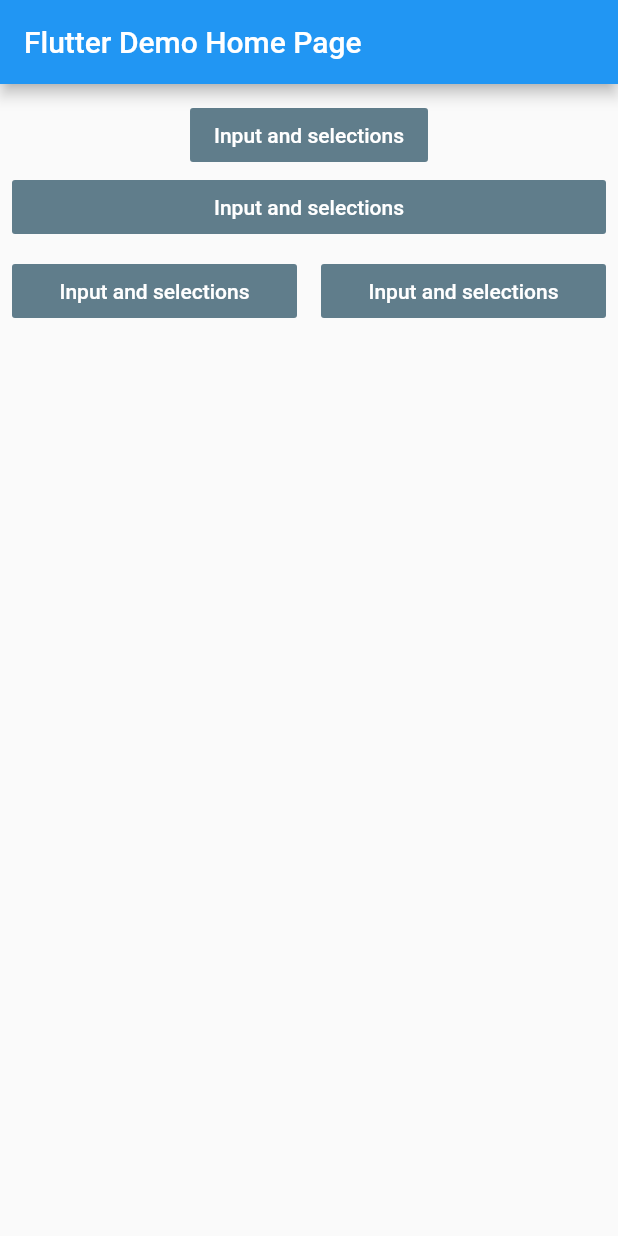
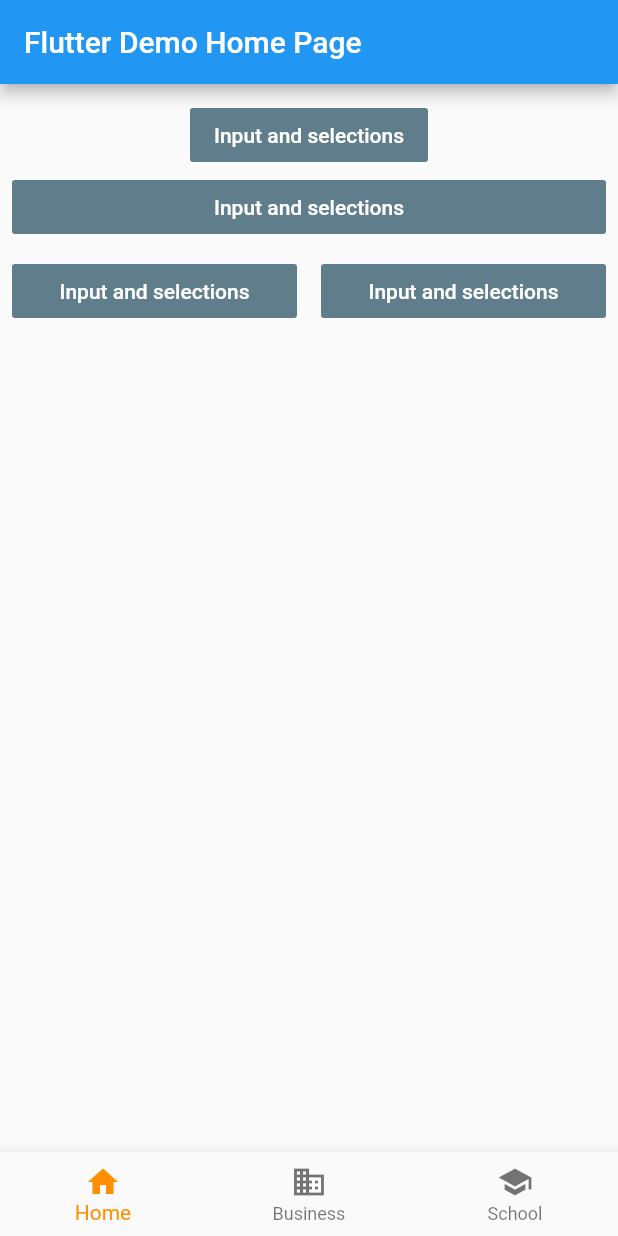
Before and after one commit to mpa19/tutorial_tfg, a Flutter app: the screen it shows after launch, on a phone screen of 412 x 824 dp. Run offline on Flutter 3.47's test engine with Material 2 defaults, Android fonts, the phone set to English and light mode, and no system bars.

```diff
--- a/lib/imageScreen.dart
+++ b/lib/imageScreen.dart
@@ -12,11 +12,12 @@ class _inputScreenState extends State<inputScreen>{
   @override
   Widget build(BuildContext context) {
     return Scaffold(
-        appBar: AppBar(
+        /*appBar: AppBar(
         // Here we take the value from the MyHomePage object that was created by
         // the App.build method, and use it to set our appbar title.
           title: Text("Input and selections"),
-        ),
+        ),*/
+      body: Text("Input and selections")
     );
   }
 }
--- a/lib/main.dart
+++ b/lib/main.dart
@@ -1,5 +1,6 @@
 import 'package:flutter/material.dart';
 import 'package:tutorial_tfg/imageScreen.dart';
+import 'package:tutorial_tfg/otherScreen.dart';
 
 void main() {
   runApp(MyApp());
@@ -30,6 +31,21 @@ class MyHomePage extends StatefulWidget {
 }
 
 class _MyHomePageState extends State<MyHomePage> {
+  int _selectedIndex = 0;
+  Widget callPage(int selectedIndex) {
+    switch (selectedIndex) {
+      case 0: return otherScreen();
+      case 1: return inputScreen();
+        break;
+      default: return otherScreen();
+    }
+  }
+
+  void _onItemTapped(int index) {
+    setState(() {
+      _selectedIndex = index;
+    });
+  }
 
   @override
   Widget build(BuildContext context) {
@@ -39,7 +55,32 @@ class _MyHomePageState extends State<MyHomePage> {
         // the App.build method, and use it to set our appbar title.
         title: Text(widget.title),
       ),
-      body : Column(
+        body: callPage(_selectedIndex),
+        bottomNavigationBar: BottomNavigationBar(
+          items: const <BottomNavigationBarItem>[
+              BottomNavigationBarItem(
+                icon: Icon(Icons.home),
+                title: Text('Home'),
+              ),
+              BottomNavigationBarItem(
+                icon: Icon(Icons.business),
+                title: Text('Business'),
+              ),
+              BottomNavigationBarItem(
+                icon: Icon(Icons.school),
+                title: Text('School'),
+              ),
+          ],
+          currentIndex: _selectedIndex,
+          selectedItemColor: Colors.amber[800],
+          onTap: _onItemTapped,
+        ),
+    );
+  }
+}
+
+/*
+* Column(
         children: <Widget>[
           SizedBox(height: 10),
 
@@ -129,22 +170,5 @@ class _MyHomePageState extends State<MyHomePage> {
               ],
           )
         ]
-      )
-    );
-  }
-}
- /* ButtonTheme(
-        buttonColor: Color(0xFF031e39),
-        minWidth: double.infinity,
-        child: FlatButton(
-          color: Colors.blueGrey, //Color(0xFF81A483),
-          onPressed: () {
-            Navigator.push(context, MaterialPageRoute(
-                builder: (context) => inputScreen()
-              ),
-            );
-          },
-          child: Text('Input and selections',style: TextStyle(color: Colors.white),),
-        ),
       ),
-*/
+* */
--- /dev/null
+++ b/lib/otherScreen.dart
@@ -0,0 +1,112 @@
+import 'package:flutter/cupertino.dart';
+import 'package:flutter/material.dart';
+
+import 'imageScreen.dart';
+
+class otherScreen extends StatefulWidget {
+
+  @override
+  _otherScreenState createState() => _otherScreenState();
+}
+
+class _otherScreenState extends State<otherScreen>{
+
+  @override
+  Widget build(BuildContext context) {
+    return Scaffold(
+      body: Column(
+        children: <Widget>[
+        SizedBox(height: 10),
+
+        Center(
+          child: ButtonTheme(
+            buttonColor: Color(0xFF031e39),
+            child: FlatButton(
+              color: Colors.blueGrey, //Color(0xFF81A483),
+              onPressed: () {
+                Navigator.push(context, MaterialPageRoute(
+                  builder: (context) => inputScreen()
+                  ),
+                );
+              },
+              child: Text('Input and selections',style: TextStyle(color: Colors.white),
+              ),
+
+            )
+          )
+        ),
+        Center(
+          child: Padding(
+            padding: const EdgeInsets.only(
+              left: 8.0,
+              top: 0,
+              right: 8.0,
+              //bottom: 0,
+            ),
+            child: ButtonTheme(
+              buttonColor: Color(0xFF031e39),
+              minWidth: double.infinity,
+              child: FlatButton(
+                color: Colors.blueGrey, //Color(0xFF81A483),
+                onPressed: () {
+                  Navigator.push(context, MaterialPageRoute(
+                   builder: (context) => inputScreen()
+                  ),
+                  );
+                },
+                child: Text('Input and selections',style: TextStyle(color: Colors.white),
+                ),
+
+              )
+            ),
+          )
+        ),
+        Row(
+          children: <Widget>[
+          Flexible(
+            child: Padding(
+              padding: const EdgeInsets.all(8.0),
+              child: ButtonTheme(
+                buttonColor: Color(0xFF031e39),
+                minWidth: double.infinity,
+                child: FlatButton(
+                  color: Colors.blueGrey, //Color(0xFF81A483),
+                  onPressed: () {
+                    Navigator.push(context, MaterialPageRoute(
+                      builder: (context) => inputScreen()
+                    ),
+                    );
+                  },
+                  child: Text('Input and selections',style: TextStyle(color: Colors.white),
+                  ),
+
+                )
+              ),
+            )
+          ),
+          Flexible(
+            child: Padding(
+              padding: const EdgeInsets.all(8.0),
+              child: ButtonTheme(
+                buttonColor: Color(0xFF031e39),
+                minWidth: double.infinity,
+                child: FlatButton(
+                  color: Colors.blueGrey, //Color(0xFF81A483),
+                  onPressed: () {
+                    Navigator.push(context, MaterialPageRoute(
+                      builder: (context) => inputScreen()
+                    ),
+                    );
+                  },
+                  child: Text('Input and selections',style: TextStyle(color: Colors.white),),
+                )
+              ),
+            )
+          )
+        ],
+       )
+      ]
+      )
+    );
+  }
+}
```
